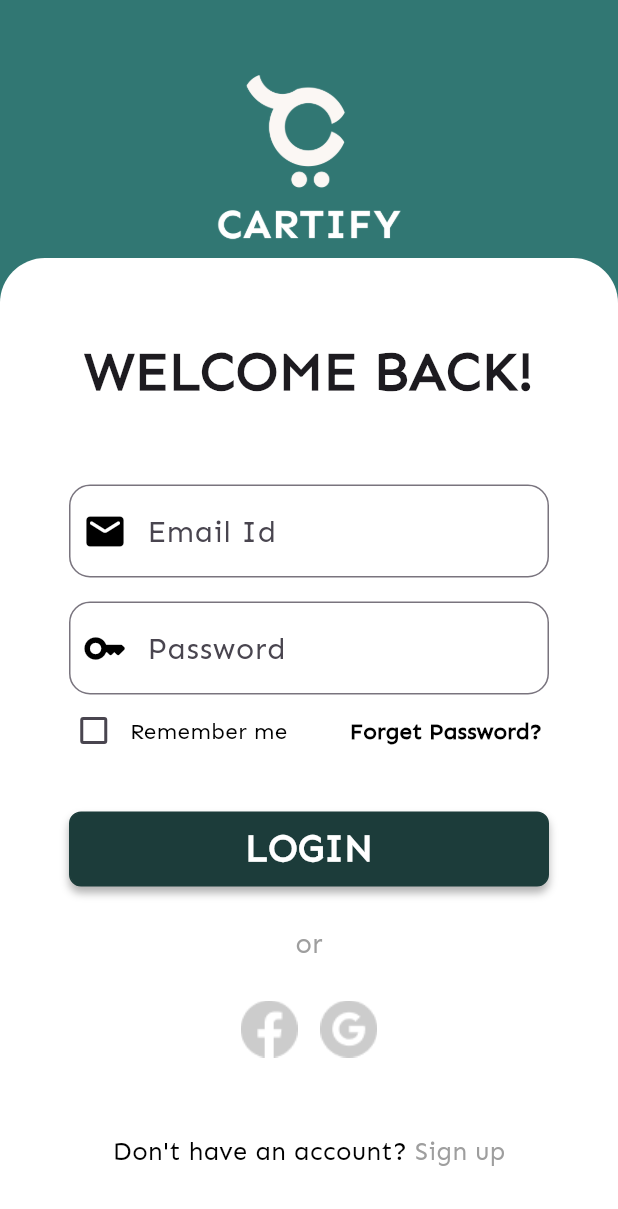
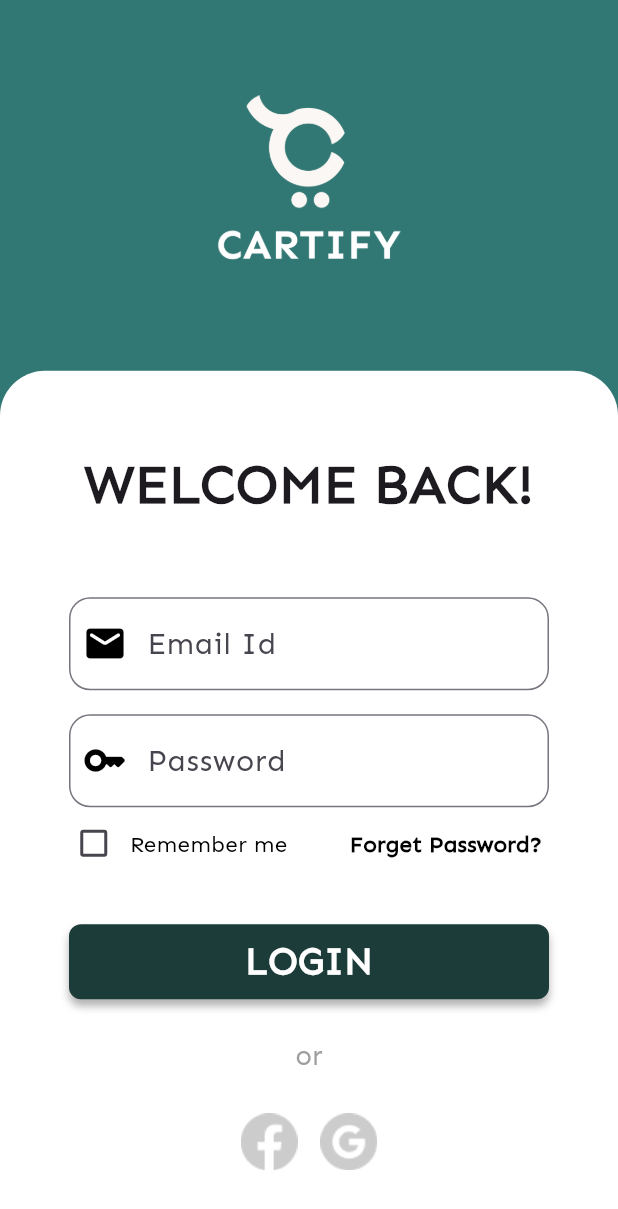
Before and after one commit to fadilameen/Cartify, a Flutter app: the LoginPage screen opened directly, on a phone screen of 412 x 824 dp. Shown: the top 1209 px of the screen. Run offline on Flutter 3.47's test engine with Material 3 defaults, Android fonts, the phone set to English and light mode, and no system bars.

Commit message:
loginpagesolved

```diff
--- a/lib/components/customtextfield.dart
+++ b/lib/components/customtextfield.dart
@@ -4,12 +4,13 @@ class CustomTextField extends StatelessWidget {
   final double? height;
   final String hintText;
   final IconData iconData;
-  const CustomTextField({
-    super.key,
-    this.height,
-    required this.hintText,
-    required this.iconData,
-  });
+  final FocusNode? focusNode;
+  const CustomTextField(
+      {super.key,
+      this.height,
+      required this.hintText,
+      required this.iconData,
+      this.focusNode});
 
   @override
   Widget build(BuildContext context) {
@@ -17,6 +18,7 @@ class CustomTextField extends StatelessWidget {
       height: height,
       width: 320,
       child: TextField(
+        focusNode: focusNode,
         decoration: InputDecoration(
           hintText: hintText,
           hintStyle: TextStyle(fontSize: 20),
--- a/lib/login&signup/loginpage.dart
+++ b/lib/login&signup/loginpage.dart
@@ -2,7 +2,6 @@
 
 import 'package:flutter/material.dart';
 import 'package:furni/components/custombutton1.dart';
-
 import '../components/customtextfield.dart';
 import '../components/theme.dart';
 import 'signuppage.dart';
@@ -20,28 +19,26 @@ class _LoginPageState extends State<LoginPage> {
   Widget build(BuildContext context) {
     return Scaffold(
       backgroundColor: primaryColor,
-      body: Stack(
+      body: Column(
+        mainAxisAlignment: MainAxisAlignment.spaceBetween,
         children: [
-          Positioned(
-            top: 50,
-            left: 0,
-            right: 0,
+          Expanded(
+            flex: 3,
+            child: SafeArea(
               child: Center(
-              child: SizedBox(
+                child: Image.asset(
                   height: 120,
                   width: 128,
-                child: Image.asset(
                   "assets/images/logo.png",
                   fit: BoxFit.cover,
                 ),
               ),
             ),
           ),
-          Positioned(
-            bottom: 0,
+          Expanded(
+            flex: 7,
             child: Container(
               width: MediaQuery.of(context).size.width,
-              height: 652,
               decoration: BoxDecoration(
                 color: Colors.white,
                 borderRadius: BorderRadius.only(
@@ -49,6 +46,7 @@ class _LoginPageState extends State<LoginPage> {
                   topRight: Radius.circular(30),
                 ),
               ),
+              child: SingleChildScrollView(
                 child: Column(
                   // mainAxisAlignment: MainAxisAlignment.center,
                   children: [
@@ -56,8 +54,8 @@ class _LoginPageState extends State<LoginPage> {
                       padding: const EdgeInsets.all(50.0),
                       child: Text(
                         "WELCOME BACK!",
-                      style:
-                          TextStyle(fontSize: 36, fontWeight: FontWeight.bold),
+                        style: TextStyle(
+                            fontSize: 36, fontWeight: FontWeight.bold),
                       ),
                     ),
                     CustomTextField(
@@ -151,10 +149,12 @@ class _LoginPageState extends State<LoginPage> {
                                 fontSize: 17,
                                 color: Colors.grey,
                                 fontFamily: "Sen"),
-                          ))
+                          ),
+                        )
                       ],
                     )
                   ],
+                ),
               ),
             ),
           ),
```
Lines whose indentation alone changed are shown as unchanged.
